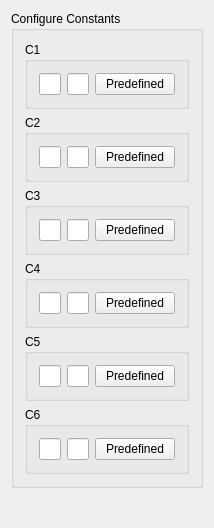
The window that constants.ui (KDE/kcalc) describes before a commit, drawn with Qt 5.
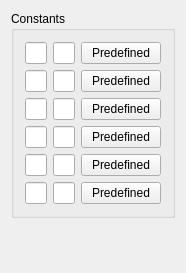
The same window after the commit.

Commit message: More sensible, less wasteful, layout for constants configuration page.

What changed in the file:
```diff
--- a/constants.ui
+++ b/constants.ui
@@ -5,8 +5,8 @@
    <rect>
     <x>0</x>
     <y>0</y>
-    <width>201</width>
-    <height>528</height>
+    <width>185</width>
+    <height>273</height>
    </rect>
   </property>
   <property name="windowTitle" >
@@ -16,187 +16,133 @@
    <item>
     <widget class="QGroupBox" name="mainGroupBox" >
      <property name="title" >
-      <string>Configure Constants</string>
+      <string>Constants</string>
      </property>
-     <layout class="QVBoxLayout" >
-      <item>
-       <widget class="QGroupBox" name="groupBox0" >
-        <property name="title" >
-         <string>C1</string>
-        </property>
-        <layout class="QHBoxLayout" >
-         <item>
+     <layout class="QGridLayout" >
+      <item row="0" column="0" >
           <widget class="QLineEdit" name="kcfg_nameConstant0" >
            <property name="maxLength" >
             <number>6</number>
            </property>
           </widget>
          </item>
-         <item>
+      <item row="0" column="1" >
           <widget class="QLineEdit" name="kcfg_valueConstant0" >
            <property name="maxLength" >
             <number>40</number>
            </property>
           </widget>
          </item>
-         <item>
+      <item row="0" column="2" >
           <widget class="QPushButton" name="pushButton0" >
            <property name="text" >
             <string>Predefined</string>
            </property>
           </widget>
          </item>
-        </layout>
-       </widget>
-      </item>
-      <item>
-       <widget class="QGroupBox" name="groupBox1" >
-        <property name="title" >
-         <string>C2</string>
-        </property>
-        <layout class="QHBoxLayout" >
-         <item>
+      <item row="1" column="0" >
           <widget class="QLineEdit" name="kcfg_nameConstant1" >
            <property name="maxLength" >
             <number>6</number>
            </property>
           </widget>
          </item>
-         <item>
+      <item row="1" column="1" >
           <widget class="QLineEdit" name="kcfg_valueConstant1" >
            <property name="maxLength" >
             <number>40</number>
            </property>
           </widget>
          </item>
-         <item>
+      <item row="1" column="2" >
           <widget class="QPushButton" name="pushButton1" >
            <property name="text" >
             <string>Predefined</string>
            </property>
           </widget>
          </item>
-        </layout>
-       </widget>
-      </item>
-      <item>
-       <widget class="QGroupBox" name="groupBox2" >
-        <property name="title" >
-         <string>C3</string>
-        </property>
-        <layout class="QHBoxLayout" >
-         <item>
+      <item row="2" column="0" >
           <widget class="QLineEdit" name="kcfg_nameConstant2" >
            <property name="maxLength" >
             <number>6</number>
            </property>
           </widget>
          </item>
-         <item>
+      <item row="2" column="1" >
           <widget class="QLineEdit" name="kcfg_valueConstant2" >
            <property name="maxLength" >
             <number>40</number>
            </property>
           </widget>
          </item>
-         <item>
+      <item row="2" column="2" >
           <widget class="QPushButton" name="pushButton2" >
            <property name="text" >
             <string>Predefined</string>
            </property>
           </widget>
          </item>
-        </layout>
-       </widget>
-      </item>
-      <item>
-       <widget class="QGroupBox" name="groupBox3" >
-        <property name="title" >
-         <string>C4</string>
-        </property>
-        <layout class="QHBoxLayout" >
-         <item>
+      <item row="3" column="0" >
           <widget class="QLineEdit" name="kcfg_nameConstant3" >
            <property name="maxLength" >
             <number>6</number>
            </property>
           </widget>
          </item>
-         <item>
+      <item row="3" column="1" >
           <widget class="QLineEdit" name="kcfg_valueConstant3" >
            <property name="maxLength" >
             <number>40</number>
            </property>
           </widget>
          </item>
-         <item>
+      <item row="3" column="2" >
           <widget class="QPushButton" name="pushButton3" >
            <property name="text" >
             <string>Predefined</string>
            </property>
           </widget>
          </item>
-        </layout>
-       </widget>
-      </item>
-      <item>
-       <widget class="QGroupBox" name="groupBox4" >
-        <property name="title" >
-         <string>C5</string>
-        </property>
-        <layout class="QHBoxLayout" >
-         <item>
+      <item row="4" column="0" >
           <widget class="QLineEdit" name="kcfg_nameConstant4" >
            <property name="maxLength" >
             <number>6</number>
            </property>
           </widget>
          </item>
-         <item>
+      <item row="4" column="1" >
           <widget class="QLineEdit" name="kcfg_valueConstant4" >
            <property name="maxLength" >
             <number>40</number>
            </property>
           </widget>
          </item>
-         <item>
+      <item row="4" column="2" >
           <widget class="QPushButton" name="pushButton4" >
            <property name="text" >
             <string>Predefined</string>
            </property>
           </widget>
          </item>
-        </layout>
-       </widget>
-      </item>
-      <item>
-       <widget class="QGroupBox" name="groupBox5" >
-        <property name="title" >
-         <string>C6</string>
-        </property>
-        <layout class="QHBoxLayout" >
-         <item>
+      <item row="5" column="0" >
           <widget class="QLineEdit" name="kcfg_nameConstant5" >
            <property name="maxLength" >
             <number>6</number>
            </property>
           </widget>
          </item>
-         <item>
+      <item row="5" column="1" >
           <widget class="QLineEdit" name="kcfg_valueConstant5" >
            <property name="maxLength" >
             <number>40</number>
            </property>
           </widget>
          </item>
-         <item>
+      <item row="5" column="2" >
           <widget class="QPushButton" name="pushButton5" >
            <property name="text" >
             <string>Predefined</string>
            </property>
-          </widget>
-         </item>
-        </layout>
        </widget>
       </item>
      </layout>
```
Left out of the diff: 2 changed lines with no effect on the pictures. Lines whose indentation alone changed are shown as unchanged.
